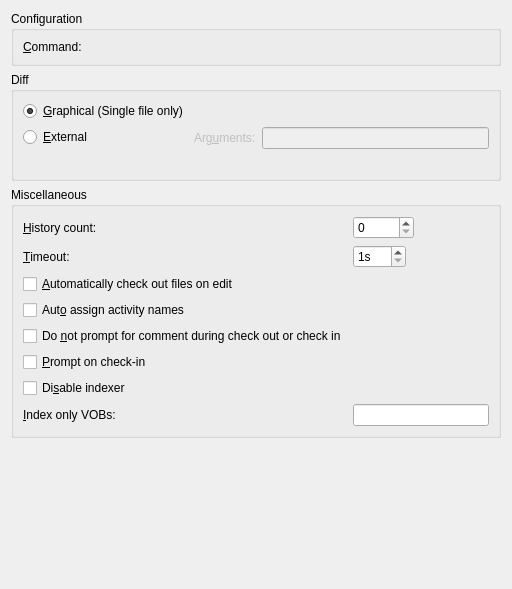
Above: src/plugins/clearcase/settingspage.ui from qt-creator/qt-creator before the change. Below: the same form after it.
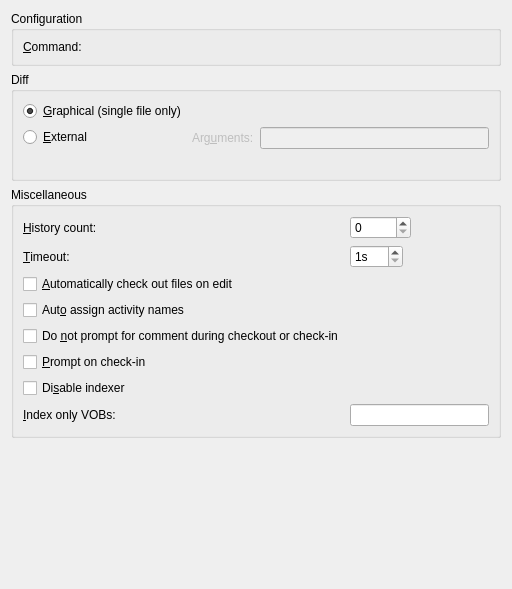
That is the form after the change. Custom widgets are drawn as their Qt base class.

Commit message: Clear Case: fix UI text

Diff of the .ui file:
```diff
--- a/src/plugins/clearcase/settingspage.ui
+++ b/src/plugins/clearcase/settingspage.ui
@@ -45,7 +45,7 @@
       <item row="0" column="0">
        <widget class="QRadioButton" name="graphicalDiffRadioButton">
         <property name="text">
-         <string>&amp;Graphical (Single file only)</string>
+         <string>&amp;Graphical (single file only)</string>
         </property>
         <property name="checked">
          <bool>true</bool>
@@ -246,7 +246,7 @@
          <string>Check out or check in files with no comment (-nc/omment).</string>
         </property>
         <property name="text">
-         <string>Do &amp;not prompt for comment during check out or check in</string>
+         <string>Do &amp;not prompt for comment during checkout or check-in</string>
         </property>
        </widget>
       </item>
```
The commit also changes 1 other file.
